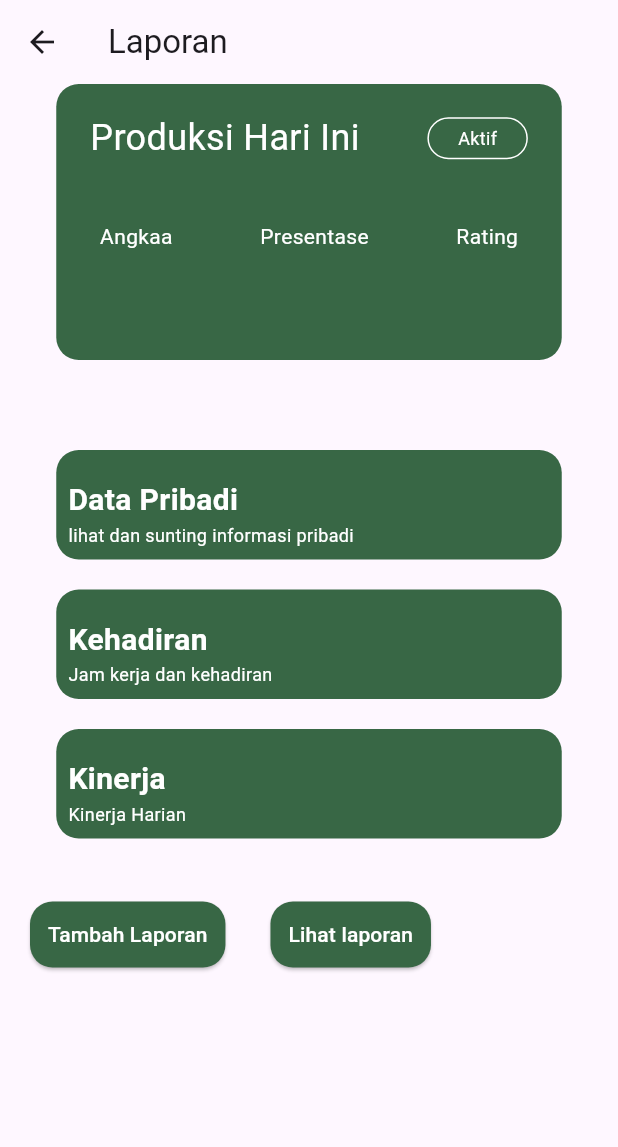
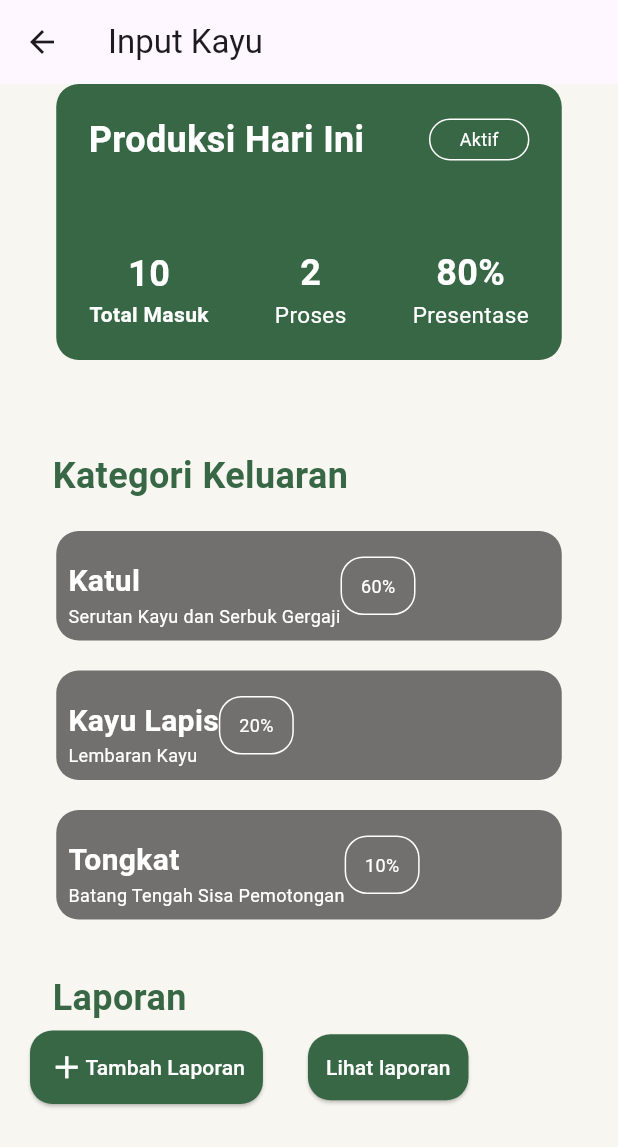
Before and after one commit to uinsaga-pmob/3A-03, a Flutter app: the screen it shows after launch, after a tap on "Laporan", on a phone screen of 412 x 824 dp. Shown: the top 1147 px of the screen. Run offline on Flutter 3.47's test engine with Material 3 defaults, Android fonts, the phone set to English and light mode, and no system bars.

Commit message:
page laporan selesai

```diff
--- a/lib/home_page.dart
+++ b/lib/home_page.dart
@@ -1,7 +1,6 @@
 import 'package:flutter/material.dart';
 import 'package:pabrik_kayu/gaji.dart';
 import 'package:pabrik_kayu/laporan.dart';
-import 'package:pabrik_kayu/lihat_laporan.dart';
 import 'package:pabrik_kayu/profil.dart';
 import 'package:pabrik_kayu/style.dart';
 
--- a/lib/laporan.dart
+++ b/lib/laporan.dart
@@ -1,5 +1,4 @@
 import 'package:flutter/material.dart';
-import 'package:pabrik_kayu/data_pribadi.dart';
 import 'package:pabrik_kayu/lihat_laporan.dart';
 import 'package:pabrik_kayu/style.dart';
 import 'package:pabrik_kayu/tambah_laporan.dart';
@@ -9,7 +8,8 @@ class Laporan extends StatelessWidget {
   @override
   Widget build(BuildContext context) {
     return Scaffold(
-      appBar: AppBar(title: Text("Laporan")),
+      backgroundColor: cream,
+      appBar: AppBar(title: Text("Input Kayu")),
       body: Column(
         children: [
           Container(
@@ -19,15 +19,21 @@ class Laporan extends StatelessWidget {
               color: greenColor,
               borderRadius: BorderRadius.circular(15),
             ),
+            child: Padding(
+              padding: const EdgeInsets.only(top: 20, bottom: 20),
               child: Column(
-              mainAxisAlignment: MainAxisAlignment.spaceAround,
+                mainAxisAlignment: MainAxisAlignment.spaceBetween,
                 children: [
                   Row(
                     mainAxisAlignment: MainAxisAlignment.spaceAround,
                     children: [
                       Text(
                         "Produksi Hari Ini",
-                      style: TextStyle(color: Colors.white, fontSize: 24),
+                        style: TextStyle(
+                          color: Colors.white,
+                          fontSize: 24,
+                          fontWeight: FontWeight.bold,
+                        ),
                       ),
                       Container(
                         height: 28,
@@ -45,38 +51,119 @@ class Laporan extends StatelessWidget {
                       ),
                     ],
                   ),
+                  SizedBox(height: 25),
                   Row(
                     mainAxisAlignment: MainAxisAlignment.spaceAround,
                     children: [
-                    Text("Angkaa", style: TextStyle(color: Colors.white)),
-                    Text("Presentase", style: TextStyle(color: Colors.white)),
-                    Text("Rating", style: TextStyle(color: Colors.white)),
+                      Column(
+                        children: [
+                          Text(
+                            "10",
+                            style: TextStyle(
+                              color: Colors.white,
+                              fontSize: 24,
+                              fontWeight: FontWeight.bold,
+                            ),
+                          ),
+                          Text(
+                            "Total Masuk",
+                            style: TextStyle(
+                              color: Colors.white,
+                              fontWeight: FontWeight.bold,
+                            ),
+                          ),
                         ],
                       ),
-                SizedBox(height: 15),
+                      Column(
+                        children: [
+                          Text(
+                            "2",
+                            style: TextStyle(
+                              color: Colors.white,
+                              fontSize: 24,
+                              fontWeight: FontWeight.bold,
+                            ),
+                          ),
+                          Text(
+                            "Proses",
+                            style: TextStyle(color: Colors.white, fontSize: 15),
+                          ),
+                        ],
+                      ),
+                      Column(
+                        children: [
+                          Text(
+                            "80%",
+                            style: TextStyle(
+                              color: Colors.white,
+                              fontSize: 24,
+                              fontWeight: FontWeight.bold,
+                            ),
+                          ),
+                          Text(
+                            "Presentase",
+                            style: TextStyle(color: Colors.white, fontSize: 15),
+                          ),
+                        ],
+                      ),
+                    ],
+                  ),
                 ],
               ),
             ),
-          SizedBox(height: 40),
-          InkWell(
-            onTap: () => Navigator.push(
-              context,
-              MaterialPageRoute(builder: (context) => DataPribadi()),
           ),
-            child: Containerlaporan(
-              title: "Data Pribadi",
-              subtitle: "lihat dan sunting informasi pribadi",
+          SizedBox(height: 60),
+          Row(
+            crossAxisAlignment: CrossAxisAlignment.start,
+            children: [
+              Padding(
+                padding: const EdgeInsets.only(left: 35),
+                child: Text(
+                  "Kategori Keluaran",
+                  style: TextStyle(
+                    color: greenColor,
+                    fontSize: 24,
+                    fontWeight: FontWeight.bold,
                   ),
+                ),
+              ),
+            ],
+          ),
+          Containerlaporan(
+            title: "Katul",
+            subtitle: "Serutan Kayu dan Serbuk Gergaji",
+            presentase: "60%",
           ),
 
           Containerlaporan(
-            title: "Kehadiran",
-            subtitle: "Jam kerja dan kehadiran ",
+            title: "Kayu Lapis",
+            subtitle: "Lembaran Kayu",
+            presentase: "20%",
           ),
-          Containerlaporan(title: "Kinerja", subtitle: "Kinerja Harian"),
+          Containerlaporan(
+            title: "Tongkat",
+            subtitle: "Batang Tengah Sisa Pemotongan",
+            presentase: "10%",
+          ),
 
-          SizedBox(height: 40),
-
+          SizedBox(height: 35),
+          Row(
+            crossAxisAlignment: CrossAxisAlignment.start,
+            children: [
+              Padding(
+                padding: const EdgeInsets.only(left: 35),
+                child: Text(
+                  "Laporan",
+                  style: TextStyle(
+                    color: greenColor,
+                    fontSize: 24,
+                    fontWeight: FontWeight.bold,
+                  ),
+                ),
+              ),
+            ],
+          ),
+          SizedBox(height: 5),
           Row(
             mainAxisAlignment: MainAxisAlignment.start,
             children: [
@@ -94,9 +181,15 @@ class Laporan extends StatelessWidget {
                       borderRadius: BorderRadiusGeometry.circular(15),
                     ),
                   ),
-                  child: Text(
+                  child: Row(
+                    crossAxisAlignment: CrossAxisAlignment.center,
+                    children: [
+                      Icon(Icons.add, size: 25, color: Colors.white),
+                      Text(
                         "Tambah Laporan",
                         style: TextStyle(color: Colors.white),
+                      ),
+                    ],
                   ),
                 ),
               ),
@@ -128,9 +221,11 @@ class Laporan extends StatelessWidget {
 class Containerlaporan extends StatelessWidget {
   final String title;
   final String subtitle;
+  final String presentase;
   const Containerlaporan({
     required this.title,
     required this.subtitle,
+    required this.presentase,
     super.key,
   });
 
@@ -141,12 +236,14 @@ class Containerlaporan extends StatelessWidget {
       height: 73,
       width: 337,
       decoration: BoxDecoration(
-        color: greenColor,
+        color: const Color.fromARGB(139, 0, 0, 0),
         borderRadius: BorderRadius.circular(15),
       ),
       child: Padding(
         padding: const EdgeInsets.all(8),
-        child: Column(
+        child: Row(
+          children: [
+            Column(
               mainAxisAlignment: MainAxisAlignment.end,
               crossAxisAlignment: CrossAxisAlignment.start,
               children: [
@@ -158,7 +255,26 @@ class Containerlaporan extends StatelessWidget {
                     color: Colors.white,
                   ),
                 ),
-            Text(subtitle, style: TextStyle(fontSize: 12, color: Colors.white)),
+                Text(
+                  subtitle,
+                  style: TextStyle(fontSize: 12, color: Colors.white),
+                ),
+              ],
+            ),
+            Container(
+              height: 39,
+              width: 50,
+              decoration: BoxDecoration(
+                borderRadius: BorderRadius.circular(15),
+                border: Border.all(color: Colors.white, width: 1),
+              ),
+              child: Center(
+                child: Text(
+                  presentase,
+                  style: TextStyle(color: Colors.white, fontSize: 12),
+                ),
+              ),
+            ),
           ],
         ),
       ),
--- a/lib/main.dart
+++ b/lib/main.dart
@@ -1,7 +1,5 @@
 import 'package:flutter/material.dart';
 import 'package:pabrik_kayu/home_page.dart';
-import 'package:pabrik_kayu/laporan.dart';
-import 'package:pabrik_kayu/profil.dart';
 
 void main() {
   runApp(kayu());
```
Lines whose indentation alone changed are shown as unchanged.
